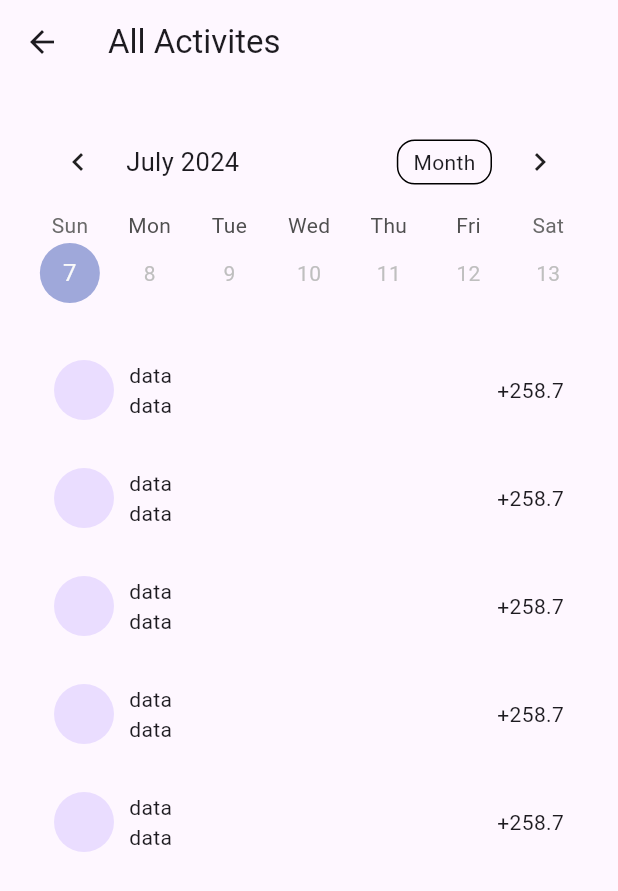
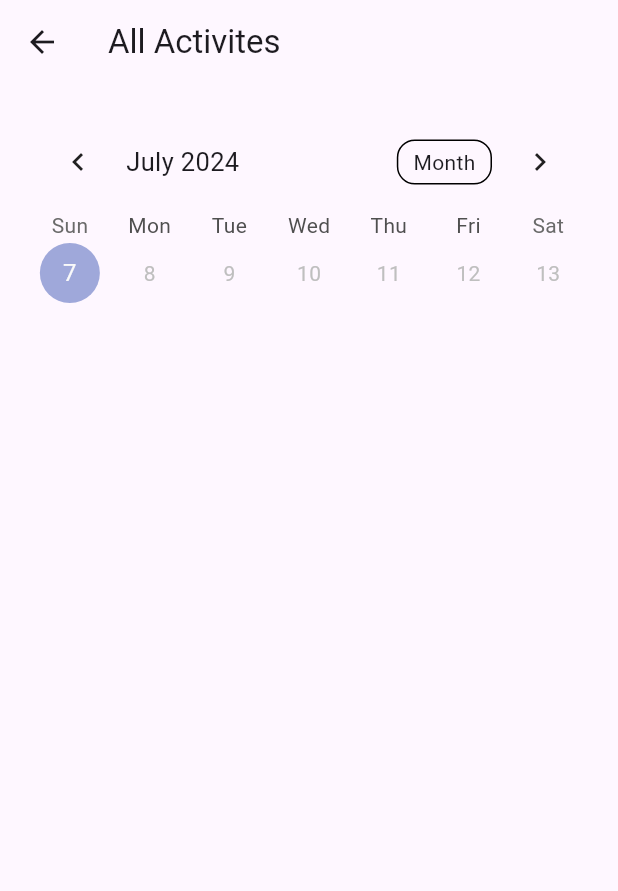
Before and after one commit to MeDoRa0/finance_app, a Flutter app: the screen it shows after launch, after a tap on "See All", on a phone screen of 412 x 824 dp. Shown: the top 891 px of the screen. Run offline on Flutter 3.47's test engine with Material 3 defaults, Android fonts, the phone set to English and light mode, and no system bars; drawn by our look-alikes of table_calendar; our stand-ins replace bloc, flutter_bloc, flutter_svg, hive, hive_flutter; accounts and stored records are empty.

Commit message:
fetch data from hive using fetchData cubit

```diff
--- a/lib/pages/all_activity.dart
+++ b/lib/pages/all_activity.dart
@@ -1,5 +1,8 @@
+import 'package:finance_app/managment/fetch_data_cubit/fetch_data_cubit.dart';
+import 'package:finance_app/models/finance_model.dart';
 import 'package:finance_app/widgets/activity_item.dart';
 import 'package:flutter/material.dart';
+import 'package:flutter_bloc/flutter_bloc.dart';
 import 'package:table_calendar/table_calendar.dart';
 
 class AllActivityPage extends StatefulWidget {
@@ -49,9 +52,14 @@ class _AllActivityPageState extends State<AllActivityPage> {
             ),
             Expanded(
               child: ListView.builder(
-                itemCount: 5,
+                itemCount:
+                    BlocProvider.of<FetchDataCubit>(context).finanacList.length,
                 itemBuilder: (context, index) {
-                  return ActivityItem();
+                  List<FinanceModel> myList =
+                      BlocProvider.of<FetchDataCubit>(context).finanacList;
+                  return ActivityItem(
+                    financeModel: myList[index],
+                  );
                 },
               ),
             ),
--- a/lib/pages/home.dart
+++ b/lib/pages/home.dart
@@ -1,9 +1,12 @@
+import 'package:finance_app/managment/fetch_data_cubit/fetch_data_cubit.dart';
+import 'package:finance_app/models/finance_model.dart';
 import 'package:finance_app/pages/all_activity.dart';
 import 'package:finance_app/widgets/activity_item.dart';
 import 'package:finance_app/widgets/add_minus_widget.dart';
 import 'package:finance_app/widgets/my_balance.dart';
 import 'package:finance_app/widgets/today.dart';
 import 'package:flutter/material.dart';
+import 'package:flutter_bloc/flutter_bloc.dart';
 
 class HomePage extends StatefulWidget {
   const HomePage({super.key});
@@ -13,6 +16,14 @@ class HomePage extends StatefulWidget {
 }
 
 class _HomePageState extends State<HomePage> {
+  @override
+  //when home page open get the data by using fetchdata cubit
+  void initState() {
+    // TODO: implement initState
+    super.initState();
+    BlocProvider.of<FetchDataCubit>(context).fetchData();
+  }
+
   @override
   Widget build(BuildContext context) {
     return Scaffold(
@@ -25,9 +36,15 @@ class _HomePageState extends State<HomePage> {
           ),
         ],
       ),
-      body: Padding(
+      body: BlocBuilder<FetchDataCubit, FetchDataState>(
+        builder: (context, state) {
+          return Padding(
             padding: const EdgeInsets.all(20),
-        child: Column(
+            child: state is FetchDataLoading
+                ? const Center(
+                    child: CircularProgressIndicator(),
+                  )
+                : Column(
                     children: [
                       const MyBalance(),
                       const SizedBox(
@@ -53,7 +70,7 @@ class _HomePageState extends State<HomePage> {
                               Navigator.push(
                                 context,
                                 MaterialPageRoute(
-                        builder: (context) => AllActivityPage(),
+                                  builder: (context) => const AllActivityPage(),
                                 ),
                               );
                             },
@@ -66,14 +83,25 @@ class _HomePageState extends State<HomePage> {
                       ),
                       Expanded(
                         child: ListView.builder(
-                itemCount: 4,
+                          itemCount: BlocProvider.of<FetchDataCubit>(context)
+                              .finanacList
+                              .length,
                           itemBuilder: (context, index) {
-                  return ActivityItem();
+                            List<FinanceModel> myList = BlocProvider.of<
+                                    FetchDataCubit>(context)
+                                .finanacList
+                                .reversed
+                                .toList(); //reversed so it show the last value on top
+                            return ActivityItem(
+                              financeModel: myList[index],
+                            );
                           },
                         ),
                       )
                     ],
                   ),
+          );
+        },
       ),
     );
   }
--- a/lib/widgets/activity_item.dart
+++ b/lib/widgets/activity_item.dart
@@ -1,31 +1,46 @@
+import 'package:finance_app/models/finance_model.dart';
+import 'package:finance_app/styles/colors.dart';
 import 'package:flutter/material.dart';
+import 'package:intl/intl.dart';
 
 class ActivityItem extends StatelessWidget {
+  final FinanceModel financeModel;
   const ActivityItem({
     super.key,
+    required this.financeModel,
   });
 
   @override
   Widget build(BuildContext context) {
+    // Create a date format instance
+    final DateFormat formatter = DateFormat('d/MMMM/yyyy');
+
+    // Format the date using the formatter
+    final formattedDate = formatter.format(financeModel.date);
     return Padding(
       padding: const EdgeInsets.all(8.0),
       child: Container(
         padding: const EdgeInsets.all(8),
-        child: const Row(
+        child: Row(
           children: [
-            CircleAvatar(),
-            SizedBox(
+            CircleAvatar(
+              backgroundColor: financeModel.financeValue > 0
+                  ? kSecondaryGreen
+                  : kSecondaryOrange,
+            ),
+            const SizedBox(
               width: 10,
             ),
             Column(
+              crossAxisAlignment: CrossAxisAlignment.start,
               children: [
-                Text('data'),
-                Text('data'),
+                Text(financeModel.details),
+                Text(formattedDate), // Display formatted date here
               ],
             ),
-            Spacer(),
-            Text('+'),
-            Text('258.7')
+            const Spacer(),
+            Text(financeModel.financeValue > 0 ? '+' : '-'),
+            Text(financeModel.financeValue.toString())
           ],
         ),
       ),
--- a/lib/widgets/done_button.dart
+++ b/lib/widgets/done_button.dart
@@ -1,4 +1,5 @@
 import 'package:finance_app/managment/add_data_cubit/add_data_cubit.dart';
+import 'package:finance_app/managment/fetch_data_cubit/fetch_data_cubit.dart';
 import 'package:finance_app/models/finance_model.dart';
 import 'package:finance_app/styles/colors.dart';
 import 'package:flutter/material.dart';
@@ -40,6 +41,7 @@ class DoneButton extends StatelessWidget {
               ),
             );
             print("Data added successfully.");
+            BlocProvider.of<FetchDataCubit>(context).fetchData();
             Navigator.pop(context);
           } on Exception catch (e) {
             print("Error: $e");
--- a/pubspec.yaml
+++ b/pubspec.yaml
@@ -36,6 +36,7 @@ dependencies:
   flutter_svg: ^2.0.10+1
   hive: ^2.2.3
   hive_flutter: ^1.1.0
+  intl: ^0.19.0
   table_calendar: ^3.1.2
 
 dev_dependencies:
```
Also changed, not shown: pubspec.lock. Lines whose indentation alone changed are shown as unchanged.
